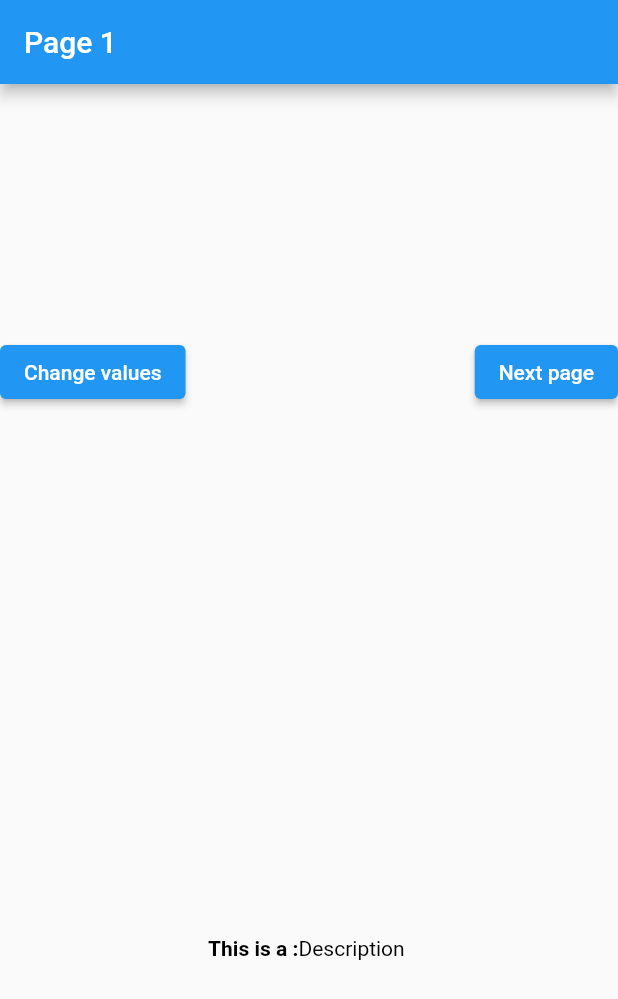
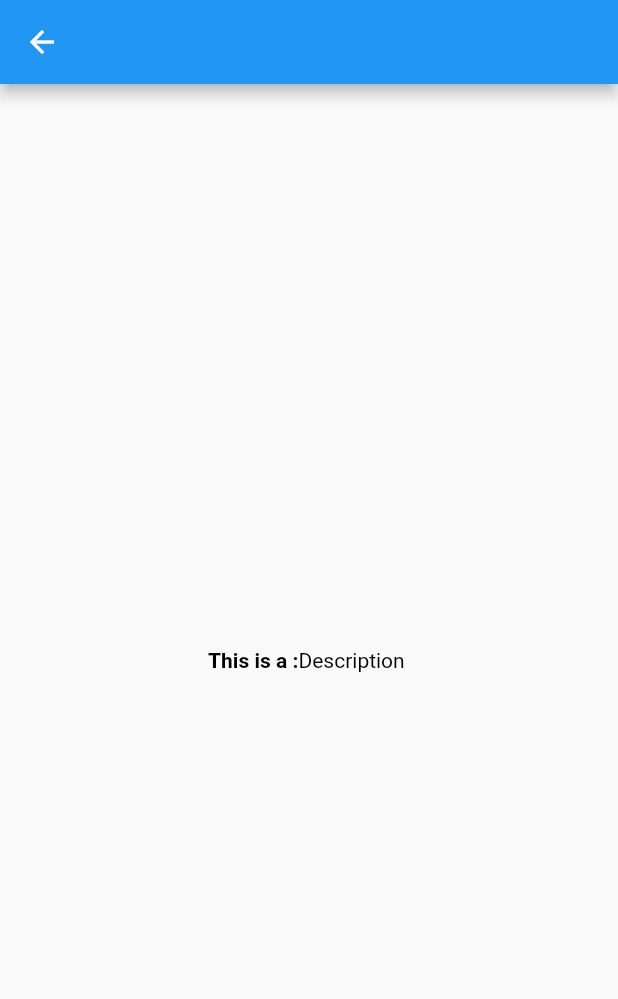
Before and after one commit to santosh565/provider_demo, a Flutter app: the screen it shows after launch, after a tap on "Next page", on a phone screen of 412 x 824 dp. Shown: the top 999 px of the screen. Run offline on Flutter 3.47's test engine with Material 2 defaults, Android fonts, the phone set to English and light mode, and no system bars.

Commit message:
navigate to page 2

```diff
--- a/lib/main.dart
+++ b/lib/main.dart
@@ -52,7 +52,12 @@ class Top extends StatelessWidget {
         mainAxisAlignment: MainAxisAlignment.spaceBetween,
         children: [
           ElevatedButton(onPressed: () {}, child: const Text('Change values')),
-          ElevatedButton(onPressed: () {}, child: const Text('Next page')),
+          ElevatedButton(
+              onPressed: () {
+                Navigator.push(context,
+                    MaterialPageRoute(builder: (context) => const Page2()));
+              },
+              child: const Text('Next page')),
         ],
       ),
     );
@@ -88,6 +93,24 @@ class Page2 extends StatelessWidget {
 
   @override
   Widget build(BuildContext context) {
-    return Container();
+    return Scaffold(
+      appBar: AppBar(),
+      body: Center(
+        child: RichText(
+          text: const TextSpan(
+            style: TextStyle(color: Colors.black),
+            children: [
+              TextSpan(
+                text: 'This is a :',
+                style: TextStyle(fontWeight: FontWeight.bold),
+              ),
+              TextSpan(
+                text: 'Description ',
+              ),
+            ],
+          ),
+        ),
+      ),
+    );
   }
 }
```
